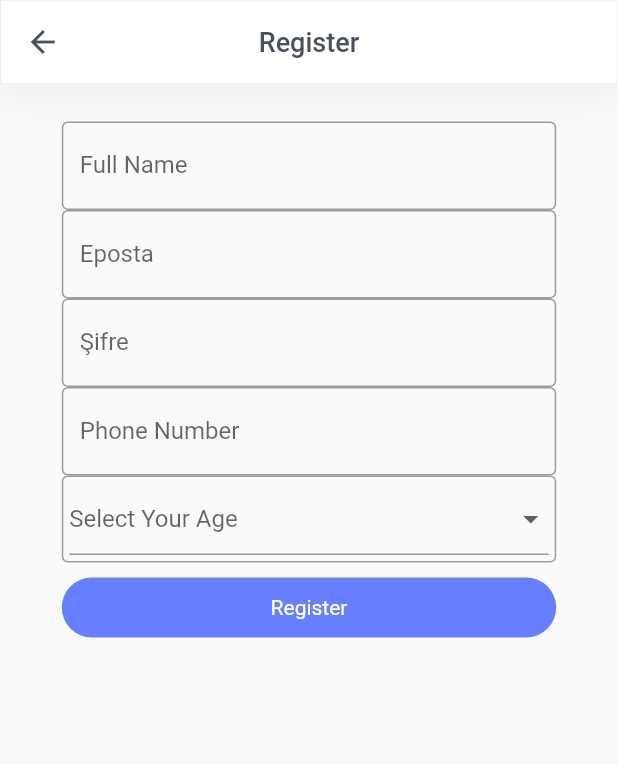
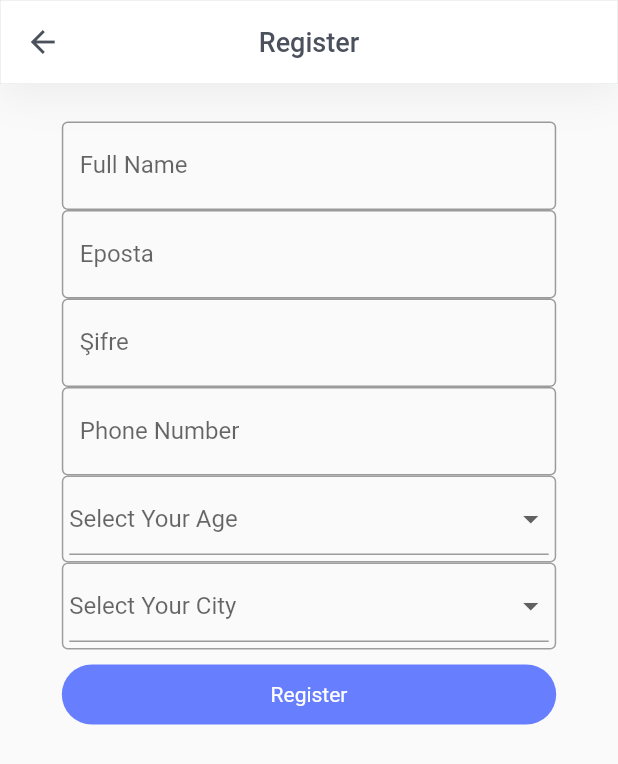
Before and after one commit to talhabayburtlu/Bookie, a Flutter app: the RegisterView screen opened by its route, on a phone screen of 412 x 824 dp. Shown: the top 764 px of the screen. Run offline on Flutter 3.47's test engine with Material 2 defaults, Android fonts, the phone set to English and light mode, and no system bars; our stand-ins replace auto_route, flutter_speed_dial, font_awesome_flutter, get_it, injectable, stacked and 1 more; missing offline and left inert: observable_ish; accounts and stored records are empty; Roboto replaces fonts that are missing (SFProRounded).

Commit message:
Added city to register screen

```diff
--- /dev/null
+++ b/bookie-app/lib/models/city.dart
@@ -0,0 +1,98 @@
+final List<City> cities = [
+  City(1, "ADANA"),
+  City(2, "ADIYAMAN"),
+  City(3, "AFYONKARAHİSAR"),
+  City(4, "AĞRI"),
+  City(5, "AMASYA"),
+  City(6, "ANKARA"),
+  City(7, "ANTALYA"),
+  City(8, "ARTVİN"),
+  City(9, "AYDIN"),
+  City(10, "BALIKESİR"),
+  City(11, "BİLECİKK"),
+  City(12, "BİNGÖL"),
+  City(13, "BİTLİS"),
+  City(14, "BOLU"),
+  City(15, "BURDUR"),
+  City(16, "BURSA"),
+  City(17, "ÇANAKKALE"),
+  City(18, "ÇANKIRI"),
+  City(19, "ÇORUM"),
+  City(20, "DENİZLİ"),
+  City(21, "DİYARBAKIR"),
+  City(22, "EDİRNE"),
+  City(23, "ELAZIĞ"),
+  City(24, "ERZİNCAN"),
+  City(25, "ERZURUM"),
+  City(26, "ESKİŞEHİR"),
+  City(27, "GAZİANTEP"),
+  City(28, "GİRESUN"),
+  City(29, "GÜMÜŞHANE"),
+  City(30, "HAKKARİ"),
+  City(31, "HATAY"),
+  City(32, "ISPARTA"),
+  City(33, "MERSİN"),
+  City(34, "İSTANBUL"),
+  City(35, "İZMİR"),
+  City(36, "KARS"),
+  City(37, "KASTAMONU"),
+  City(38, "KAYSERİ"),
+  City(39, "KIRKLARELİ"),
+  City(40, "KIRŞEHİR"),
+  City(41, "KOCAELİ"),
+  City(42, "KONYA"),
+  City(43, "KÜTAHYA"),
+  City(44, "MALATYA"),
+  City(45, "MANİSA"),
+  City(46, "KAHRAMANMARAŞ"),
+  City(47, "MARDİN"),
+  City(48, "MUĞLA"),
+  City(49, "MUŞ"),
+  City(50, "NEVŞEHİR"),
+  City(51, "NİĞDE"),
+  City(52, "ORDU"),
+  City(53, "RİZE"),
+  City(54, "SAKARYA"),
+  City(55, "SAMSUN"),
+  City(56, "SİİRT"),
+  City(57, "SİNOP"),
+  City(58, "SİVAS"),
+  City(59, "TEKİRDAĞ"),
+  City(60, "TOKAT"),
+  City(61, "TRABZON"),
+  City(62, "TUNCELİ"),
+  City(63, "ŞANLIURFA"),
+  City(64, "UŞAK"),
+  City(65, "VAN"),
+  City(66, "YOZGAT"),
+  City(67, "ZONGULDAK"),
+  City(68, "AKSARAY"),
+  City(69, "BAYBURT"),
+  City(70, "KARAMAN"),
+  City(71, "KIRIKKALE"),
+  City(72, "BATMAN"),
+  City(73, "ŞIRNAK"),
+  City(74, "BARTIN"),
+  City(75, "ARDAHAN"),
+  City(76, "IĞDIR"),
+  City(77, "YALOVA"),
+  City(78, "KARABüK"),
+  City(79, "KİLİS"),
+  City(80, "OSMANİYE"),
+  City(81, "DÜZCE"),
+];
+
+class City {
+  final int id; // Plaka kodu.
+  final String name;
+
+  City(this.id, this.name);
+
+  @override
+  bool operator ==(Object other) {
+    return other is City && other.id == this.id;
+  }
+
+  @override
+  int get hashCode => this.id;
+}
--- a/bookie-app/lib/services/auth_service.dart
+++ b/bookie-app/lib/services/auth_service.dart
@@ -55,7 +55,8 @@ class AuthService with ReactiveServiceMixin {
       int age,
       String phone,
       String email,
-      String password}) async {
+      String password,
+      int addressId}) async {
     try {
       final response = await _httpService.post(path: 'auth/register', body: {
         "email": email,
@@ -63,7 +64,7 @@ class AuthService with ReactiveServiceMixin {
         "fullname": fullName,
         "age": age,
         "phone": phone,
-        "addressId": 34
+        "addressId": addressId
       });
 
       if (response == null) {
--- a/bookie-app/lib/viewmodels/register_viewmodel.dart
+++ b/bookie-app/lib/viewmodels/register_viewmodel.dart
@@ -1,5 +1,6 @@
 import 'package:bookie/app/locator.dart';
 import 'package:bookie/app/router.gr.dart';
+import 'package:bookie/models/city.dart';
 import 'package:bookie/services/auth_service.dart';
 import 'package:stacked/stacked.dart';
 import 'package:stacked_services/stacked_services.dart';
@@ -14,7 +15,8 @@ class RegisterViewModel extends BaseViewModel {
       int age,
       String phone,
       String email,
-      String password}) async {
+      String password,
+      City city}) async {
     setBusy(true);
 
     final result = await _authService.register(
@@ -22,7 +24,8 @@ class RegisterViewModel extends BaseViewModel {
         phone: phone,
         email: email,
         password: password,
-        age: age);
+        age: age,
+        addressId: city.id);
 
     print('RegisterViewModel.register result is $result');
     if (!result) {
--- a/bookie-app/lib/views/add_library_view.dart
+++ b/bookie-app/lib/views/add_library_view.dart
@@ -111,7 +111,8 @@ class BookWidget extends ViewModelWidget<AddLibraryViewModel> {
                               : Colors.black),
                     ),
                     verticalSpaceSmall,
-                    Text("by ${book.author}" ?? "AUTHOR"),
+                    if (book.author != null)
+                      Text("by ${book.author}" ?? "AUTHOR"),
                   ],
                 ),
               ),
--- a/bookie-app/lib/views/pages/library_page.dart
+++ b/bookie-app/lib/views/pages/library_page.dart
@@ -12,6 +12,13 @@ class LibraryPage extends StatelessWidget {
         builder: (ctx, model, _) => model.isBusy
             ? Center(
                 child: CircularProgressIndicator(),
+              )
+            : model.books.isEmpty
+                ? Center(
+                    child: Text(
+                      "Your Library is Empty!",
+                      style: TextStyle(fontSize: 26),
+                    ),
                   )
                 : ListView.separated(
                     itemCount: model.books.length,
--- a/bookie-app/lib/views/register_view.dart
+++ b/bookie-app/lib/views/register_view.dart
@@ -1,3 +1,4 @@
+import 'package:bookie/models/city.dart';
 import 'package:bookie/utils/ui_helpers.dart';
 import 'package:bookie/viewmodels/register_viewmodel.dart';
 import 'package:bookie/widgets/busy_button.dart';
@@ -22,6 +23,7 @@ class _RegisterViewState extends State<RegisterView> {
   final _passwordController = TextEditingController();
 
   int _ageValue;
+  City _selectedCity;
 
   @override
   Widget build(BuildContext context) {
@@ -147,6 +149,39 @@ class _RegisterViewState extends State<RegisterView> {
                               ),
                             ),
                           ),
+                          Container(
+                            decoration: BoxDecoration(
+                              border: Border.all(
+                                color: Colors.grey,
+                              ),
+                              borderRadius: BorderRadius.circular(4.0),
+                            ),
+                            child: Container(
+                              padding: EdgeInsets.all(4),
+                              child: DropdownButtonFormField<City>(
+                                validator: (city) {
+                                  if (city == null) {
+                                    return "Please select your city";
+                                  }
+                                  return null;
+                                },
+                                hint: Text("Select Your City"),
+                                isExpanded: true,
+                                items: cities
+                                    .map((City city) => DropdownMenuItem<City>(
+                                          child: Text(city.name),
+                                          value: city,
+                                        ))
+                                    .toList(),
+                                onChanged: (city) {
+                                  setState(() {
+                                    _selectedCity = city;
+                                  });
+                                },
+                                value: _selectedCity,
+                              ),
+                            ),
+                          ),
                           verticalSpaceSmall,
                           BusyButton(
                             busy: model.isBusy,
@@ -157,7 +192,8 @@ class _RegisterViewState extends State<RegisterView> {
                                     password: _passwordController.text,
                                     email: _emailController.text,
                                     fullName: _nameController.text,
-                                    phone: _phoneController.text);
+                                    phone: _phoneController.text,
+                                    city: _selectedCity);
                               }
                             },
                             title: Text(
```
Lines whose indentation alone changed are shown as unchanged.
